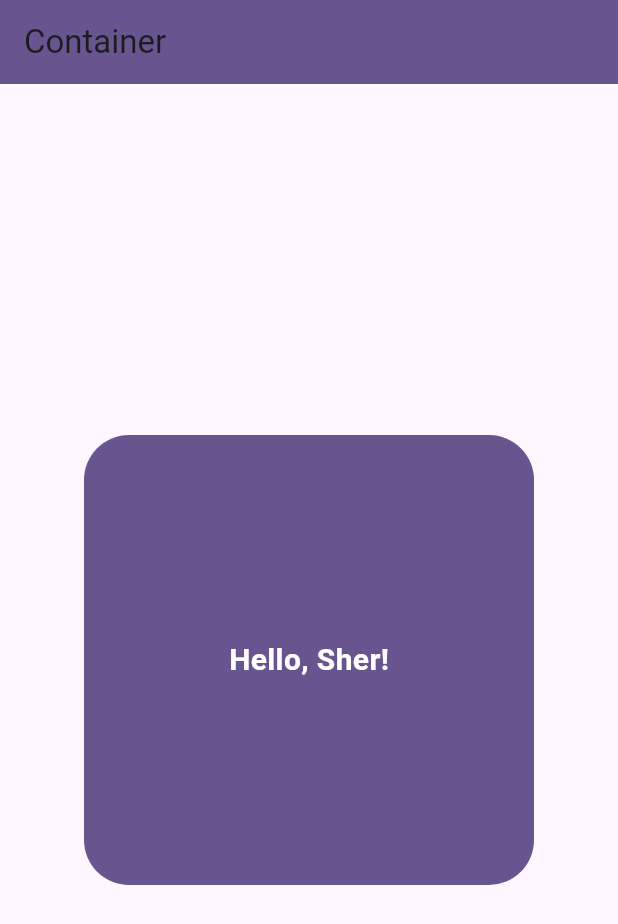
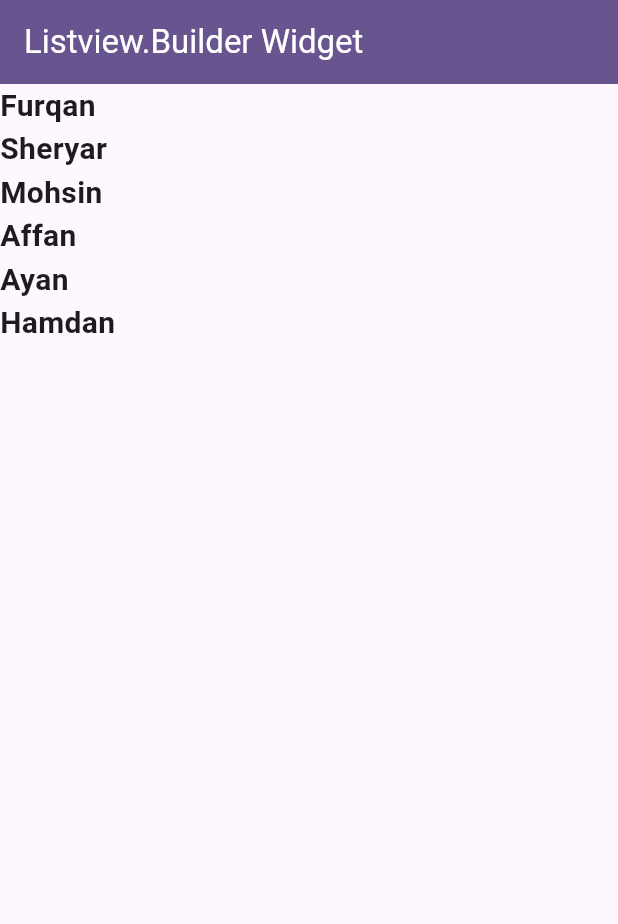
Before and after one commit to SheryarTahir/container_sizedbox, a Flutter app: the screen it shows after launch, on a phone screen of 412 x 824 dp. Shown: the top 924 px of the screen. Run offline on Flutter 3.47's test engine with Material 3 defaults, Android fonts, the phone set to English and light mode, and no system bars; our stand-ins replace cached_network_image.

Commit message:
ListViewBuilder practice

```diff
--- a/Flutter_complete_widgets/flutter_all/lib/main.dart
+++ b/Flutter_complete_widgets/flutter_all/lib/main.dart
@@ -1,5 +1,7 @@
 import 'package:flutter/material.dart';
+import 'package:flutter_all/widgets/Inkwell.dart';
 import 'package:flutter_all/widgets/container.dart';
+import 'package:flutter_all/widgets/listviewbuilder.dart';
 
 void main() {
   runApp(const MyApp());
@@ -18,7 +20,7 @@ class MyApp extends StatelessWidget {
         colorScheme: ColorScheme.fromSeed(seedColor: Colors.deepPurple),
         useMaterial3: true,
       ),
-      home: const Containers(),
+      home: const ListviewbuilderWidget(),
     );
   }
 }
--- /dev/null
+++ b/Flutter_complete_widgets/flutter_all/lib/widgets/listviewbuilder.dart
@@ -0,0 +1,33 @@
+import 'package:flutter/material.dart';
+
+class ListviewbuilderWidget extends StatelessWidget {
+  const ListviewbuilderWidget({super.key});
+
+  @override
+  Widget build(BuildContext context) {
+    var arrNames = ['Furqan', 'Sheryar', 'Mohsin', 'Affan', 'Ayan', 'Hamdan'];
+    return Scaffold(
+      appBar: AppBar(
+        backgroundColor: Theme.of(context).primaryColor,
+        title: const Text(
+          'Listview.Builder Widget',
+          style: TextStyle(
+            color: Colors.white,
+          ),
+        ),
+      ),
+      body: ListView.builder(
+        itemBuilder: (context, index) {
+          return Text(
+            arrNames[index],
+            style: const TextStyle(
+              fontSize: 20,
+              fontWeight: FontWeight.bold,
+            ),
+          );
+        },
+        itemCount: arrNames.length,
+      ),
+    );
+  }
+}
```
Also changed, not shown: Flutter_complete_widgets/flutter_all/lib/widgets/inkwell.dart (added, +38 -0 lines).
